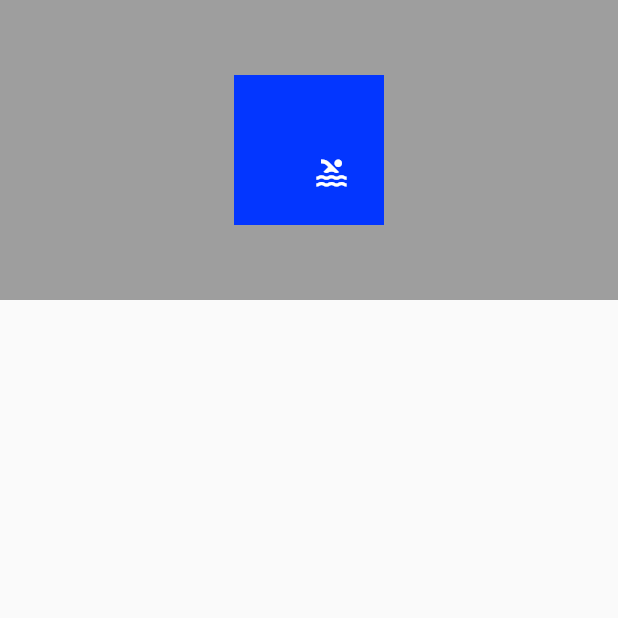
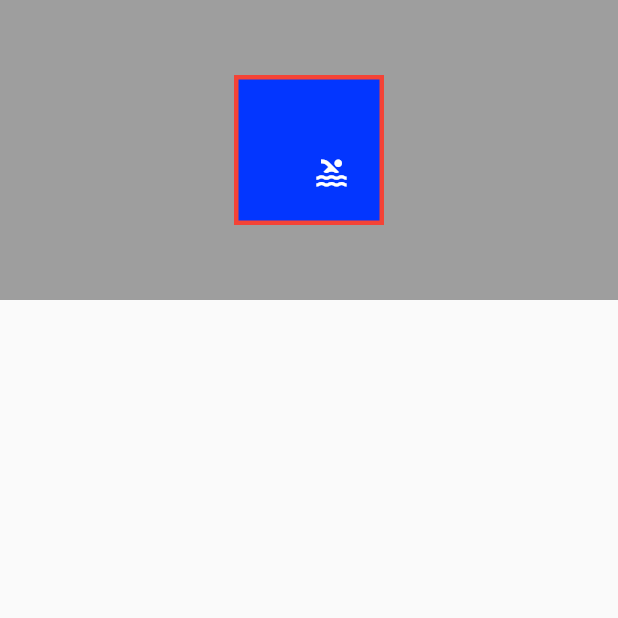
Before and after one commit to LeeWongSnail/FlutterLearning, a Flutter app: the screen it shows after launch, on a phone screen of 412 x 824 dp, the top half of it. Run offline on Flutter 3.47's test engine with Material 2 defaults, Android fonts, the phone set to English and light mode, and no system bars.

```diff
--- a/lib/widget_learning/container_demo.dart
+++ b/lib/widget_learning/container_demo.dart
@@ -22,7 +22,13 @@ class ContainerDemo extends StatelessWidget {
             height: 100.0,
             // 可以给container设置boxdecoration
             decoration: BoxDecoration(
-              color:  Color.fromRGBO(3, 54, 255, 1)
+              color:  Color.fromRGBO(3, 54, 255, 1),
+              // 设置边框 可以设置所有的 也可以单独设置某一个
+              border: Border.all(
+                  color: Colors.red,
+                  width: 3.0,
+                  style: BorderStyle.solid
+              ),
             ),
           )
         ],
```
